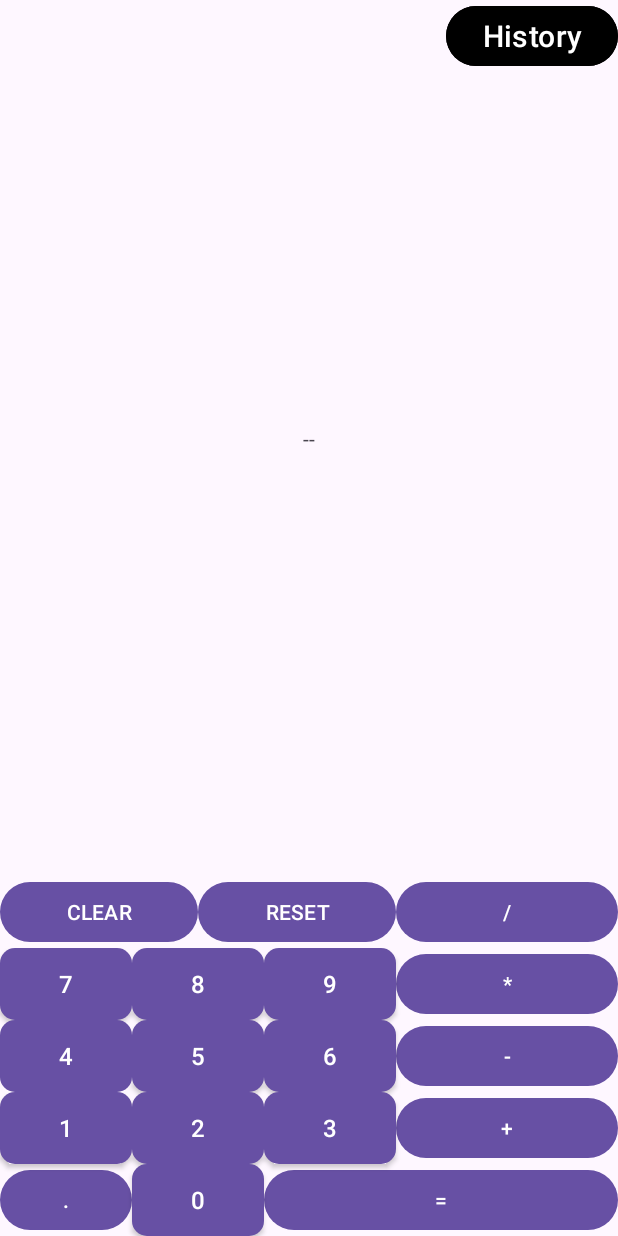
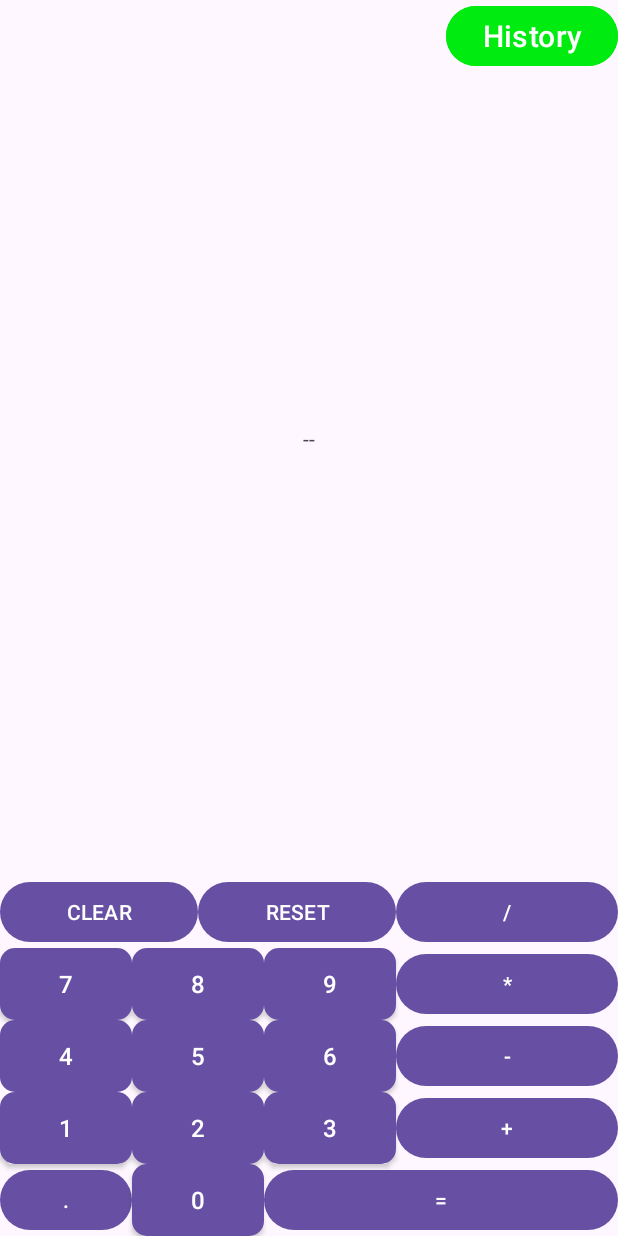
Before and after one commit to MiNeris0/Calculator, an Android app: the layout activity_main.xml on its own in the app's theme, with its tools: preview values and no code run, on a phone screen of 412 x 824 dp. Run offline under Robolectric (Android 15) with nearby library versions, the phone set to English and light mode, and no system bars.

Commit message:
Version 1.0

```diff
--- a/app/src/main/AndroidManifest.xml
+++ b/app/src/main/AndroidManifest.xml
@@ -12,11 +12,7 @@
         android:supportsRtl="true"
         android:theme="@style/Theme.Calculator"
         tools:targetApi="31">
-        <activity
-            android:name=".HistoryActivity"
-            android:exported="false"
-            android:label="@string/title_activity_history"
-            android:theme="@style/Theme.Calculator" />
+        <activity android:name=".HistoryActivity" />
         <activity
             android:name=".MainActivity"
             android:exported="true">
--- a/app/src/main/java/com/example/calculator/MainActivity.kt
+++ b/app/src/main/java/com/example/calculator/MainActivity.kt
@@ -1,5 +1,6 @@
 package com.example.calculator
 
+import android.content.Intent
 import androidx.appcompat.app.AppCompatActivity
 import android.os.Bundle
 import android.widget.Button
@@ -111,7 +112,9 @@ class MainActivity : AppCompatActivity() {
         }
 
         historyButton.setOnClickListener {
-            TODO()
+            val intent = Intent(this@MainActivity, HistoryActivity::class.java)
+            intent.putExtra("history_list", historyList.toTypedArray())
+            startActivity(intent)
         }
 
         equalButton.setOnClickListener {
--- a/app/src/main/res/layout/activity_main.xml
+++ b/app/src/main/res/layout/activity_main.xml
@@ -162,7 +162,7 @@
         app:layout_constraintTop_toTopOf="parent"
         android:text="History"
         android:textSize="20sp"
-        android:backgroundTint="@color/black"
+        android:backgroundTint="@color/green"
         android:id="@+id/history_button"
         android:layout_width="0dp"
         android:layout_height="wrap_content" />
--- a/app/src/main/res/values/colors.xml
+++ b/app/src/main/res/values/colors.xml
@@ -2,4 +2,5 @@
 <resources>
     <color name="black">#FF000000</color>
     <color name="white">#FFFFFFFF</color>
+    <color name="green">#00EC10</color>
 </resources>
```
Also changed, not shown: app/src/main/java/com/example/calculator/HistoryActivity.kt (+10 -0 lines), app/src/main/res/layout/activity_history.xml (+9 -0 lines).
